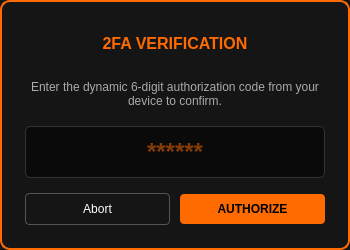
Qt form ui/totpdialog.ui (zuni-gleam/OOP-Banking-Management-System) before a commit.
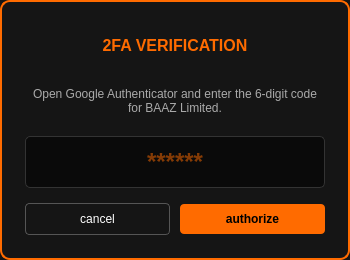
The same form after that commit.

Diff of the .ui file:
```diff
--- a/ui/totpdialog.ui
+++ b/ui/totpdialog.ui
@@ -7,7 +7,7 @@
     <x>0</x>
     <y>0</y>
     <width>350</width>
-    <height>250</height>
+    <height>260</height>
    </rect>
   </property>
   <property name="windowTitle">
@@ -50,8 +50,11 @@
      <property name="styleSheet">
       <string notr="true">color: #aaaaaa; font-size: 12px; border: none;</string>
      </property>
+     <property name="textFormat">
+      <enum>Qt::AutoText</enum>
+     </property>
      <property name="text">
-      <string>Enter the dynamic 6-digit authorization code from your device to confirm.</string>
+        <string>Open Google Authenticator and enter the 6-digit code for BAAZ Limited.</string>
      </property>
      <property name="alignment">
       <set>Qt::AlignCenter</set>
@@ -88,7 +91,7 @@
         <string notr="true">background-color: transparent; border: 1px solid #555555; color: white; padding: 8px; border-radius: 4px;</string>
        </property>
        <property name="text">
-        <string>Abort</string>
+        <string>cancel</string>
        </property>
       </widget>
      </item>
@@ -98,7 +101,7 @@
         <string notr="true">background-color: #FF6B00; color: black; font-weight: bold; padding: 8px; border-radius: 4px; border: none;</string>
        </property>
        <property name="text">
-        <string>AUTHORIZE</string>
+        <string>authorize</string>
        </property>
       </widget>
      </item>
```
Left out of the diff: 2 changed lines with no effect on the pictures.
